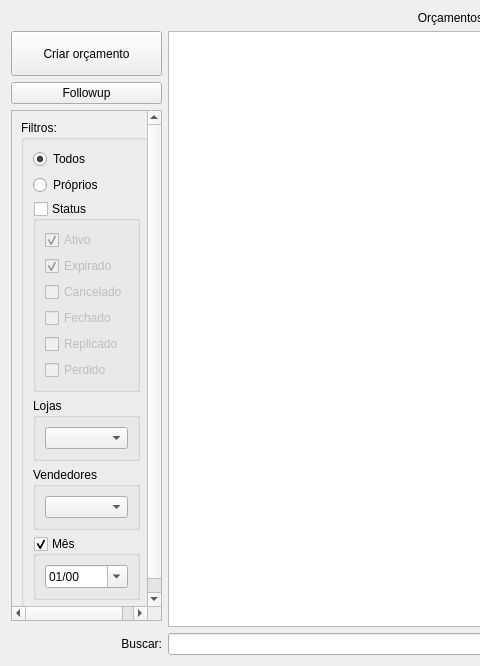
This is ui/widgetorcamento.ui in lellisls/ERP-STACCATO as Qt 5 draws it before an edit; both pictures show x 0 to 480 and y 0 to 666 of the 744 by 666 pixel window. The edited form follows.
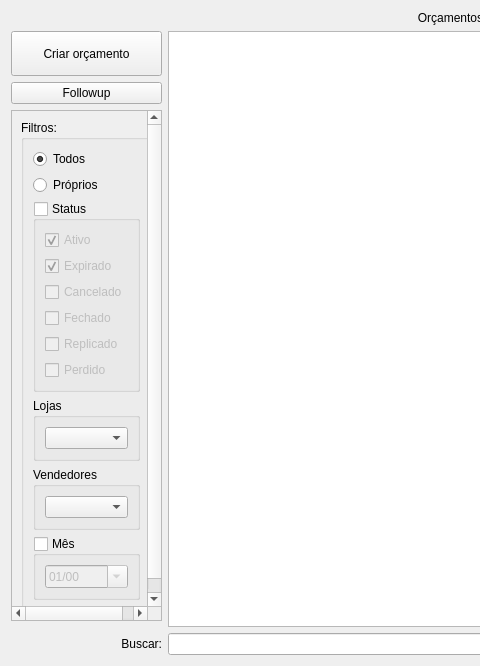
This is the edited form. Custom widgets are drawn as their Qt base class.

Diff of the .ui file:
```diff
--- a/ui/widgetorcamento.ui
+++ b/ui/widgetorcamento.ui
@@ -108,7 +108,7 @@
         <x>0</x>
         <y>0</y>
         <width>141</width>
-        <height>515</height>
+        <height>521</height>
        </rect>
       </property>
       <layout class="QGridLayout" name="gridLayout_7">
@@ -295,7 +295,7 @@
              <bool>true</bool>
             </property>
             <property name="checked">
-             <bool>true</bool>
+             <bool>false</bool>
             </property>
             <layout class="QGridLayout" name="gridLayout_5">
              <item row="0" column="0">
```
